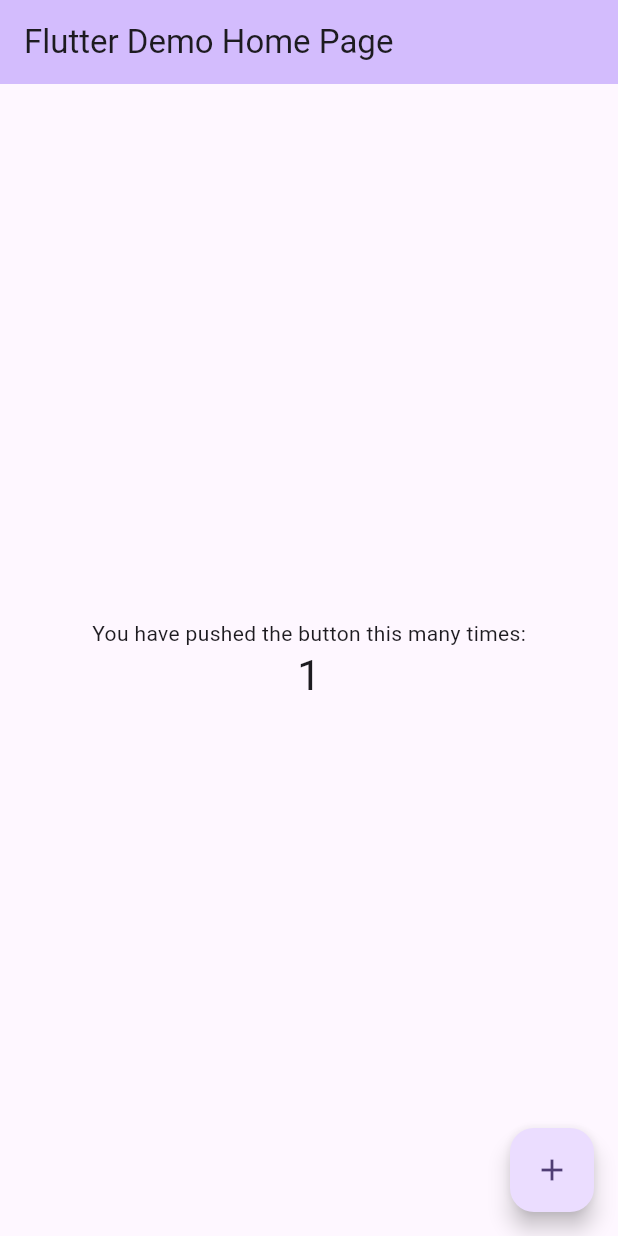
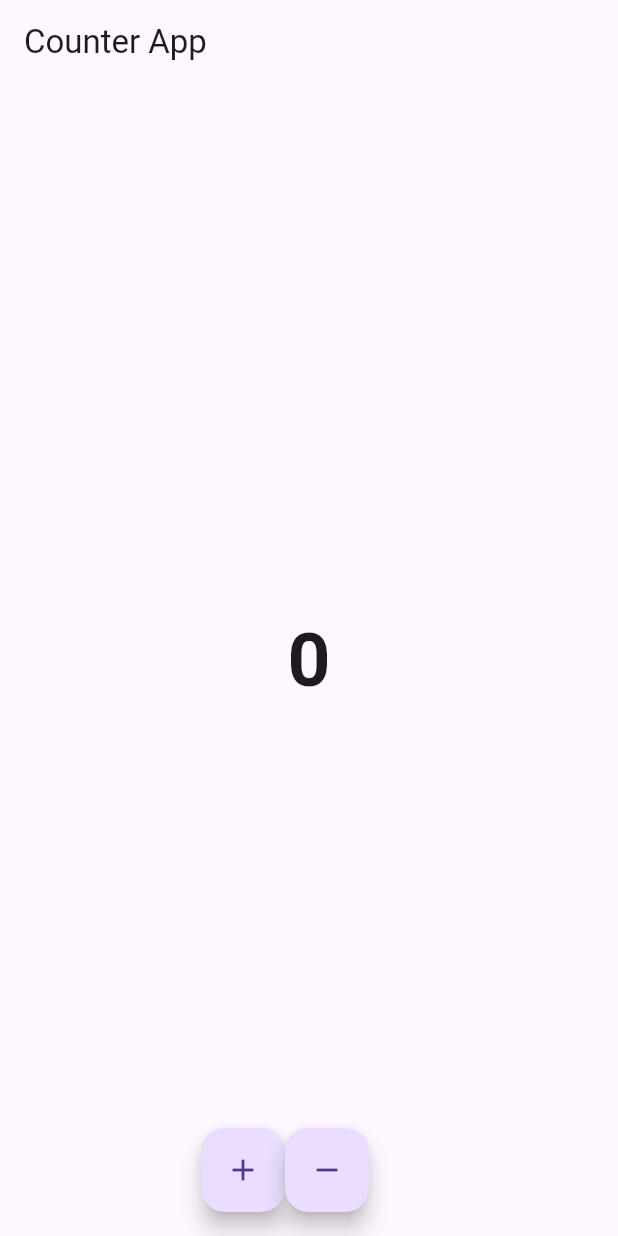
Before and after one commit to acan12/demo_flutter, a Flutter app: the screen it shows after launch, after a tap on the "add" icon, on a phone screen of 412 x 824 dp. Run offline on Flutter 3.47's test engine with Material 3 defaults, Android fonts, the phone set to English and light mode, and no system bars; our stand-ins replace bloc, equatable.

Commit message:
update counter new sample

```diff
--- a/lib/main.dart
+++ b/lib/main.dart
@@ -1,3 +1,4 @@
+import 'package:demo_flutter/v2/counter_screen.dart';
 import 'package:flutter/material.dart';
 
 void main() {
@@ -11,59 +12,9 @@ class MyApp extends StatelessWidget {
   @override
   Widget build(BuildContext context) {
     return MaterialApp(
+      debugShowCheckedModeBanner: false,
       title: 'Flutter Demo',
-      theme: ThemeData(
-        colorScheme: ColorScheme.fromSeed(seedColor: Colors.deepPurple),
-        useMaterial3: true,
-      ),
-      home: const MyHomePage(title: 'Flutter Demo Home Page'),
+      home: CounterView(),
     );
   }
 }
-
-class MyHomePage extends StatefulWidget {
-  const MyHomePage({super.key, required this.title});
-  final String title;
-
-  @override
-  State<MyHomePage> createState() => _MyHomePageState();
-}
-
-class _MyHomePageState extends State<MyHomePage> {
-  int _counter = 0;
-
-  void _incrementCounter() {
-    setState(() {
-      _counter++;
-    });
-  }
-
-  @override
-  Widget build(BuildContext context) {
-    return Scaffold(
-      appBar: AppBar(
-        backgroundColor: Theme.of(context).colorScheme.inversePrimary,
-        title: Text(widget.title),
-      ),
-      body: Center(
-        child: Column(
-          mainAxisAlignment: MainAxisAlignment.center,
-          children: <Widget>[
-            const Text(
-              'You have pushed the button this many times:',
-            ),
-            Text(
-              '$_counter',
-              style: Theme.of(context).textTheme.headlineMedium,
-            ),
-          ],
-        ),
-      ),
-      floatingActionButton: FloatingActionButton(
-        onPressed: _incrementCounter,
-        tooltip: 'Increment',
-        child: const Icon(Icons.add),
-      ),
-    );
-  }
-}
--- /dev/null
+++ b/lib/v2/counter_screen.dart
@@ -0,0 +1,23 @@
+import 'package:flutter/material.dart';
+
+class CounterView extends StatelessWidget {
+  @override
+  Widget build(BuildContext context) {
+    return Scaffold(
+      appBar: AppBar(title: const Text("Counter App"),),
+      body: const Center(
+        child: Text('0', style: TextStyle(fontSize: 50, fontWeight: FontWeight.bold),),
+      ),
+      floatingActionButton: Row(
+        mainAxisAlignment: MainAxisAlignment.center,
+        children: [
+          FloatingActionButton(onPressed: () {},
+            child: const Icon(Icons.add),),
+          FloatingActionButton(onPressed: () {},
+            child: const Icon(Icons.remove),)
+        ],
+      ),
+    );
+  }
+
+}
--- /dev/null
+++ b/lib/v2/cubit/counter_cubit.dart
@@ -0,0 +1,8 @@
+import 'package:bloc/bloc.dart';
+
+class CounterCubit extends Cubit<int>{
+  CounterCubit(): super(0);
+
+  void increment() => emit(state + 1);
+  void decrement() => emit(state - 1);
+}
```
Also changed, not shown: pubspec.lock.
